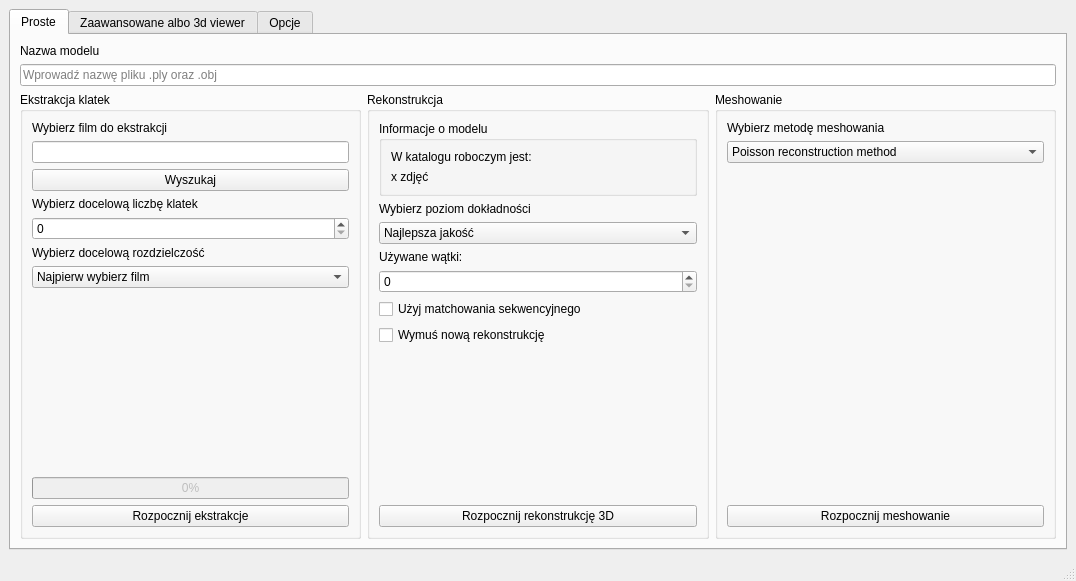
Before: the Qt Designer form form.ui in Arynski/Photogrammetry, drawn with Qt 5.
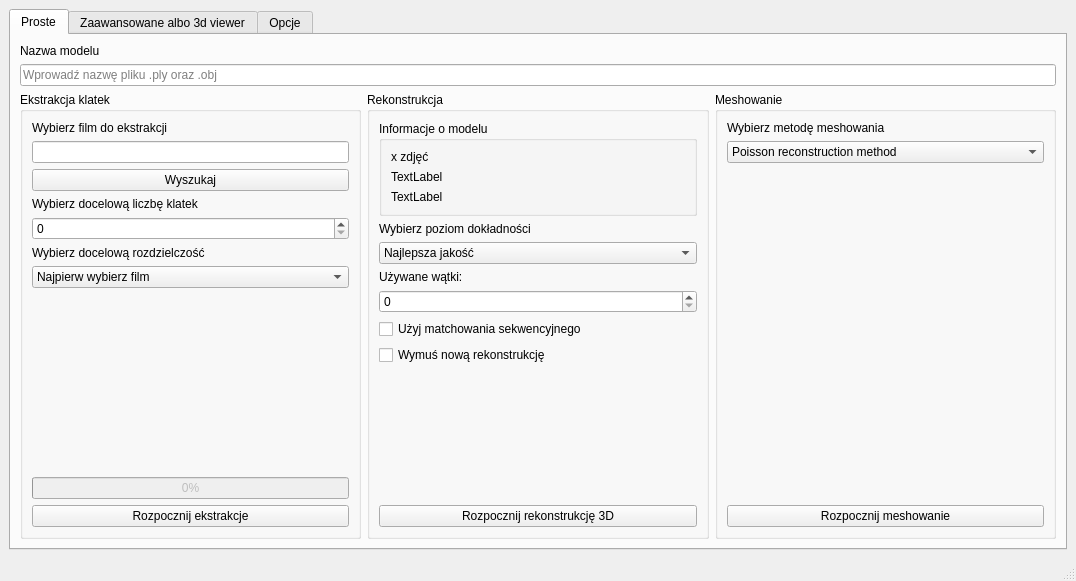
After: the same form once the commit is applied.

Commit message: poprawki colmap i pmvs

What changed in the file:
```diff
--- a/form.ui
+++ b/form.ui
@@ -211,7 +211,7 @@
                 <string>Informacje o modelu</string>
                </property>
                <layout class="QGridLayout" name="gridLayout_6">
-                <item row="1" column="0">
+                <item row="0" column="0">
                  <widget class="QLabel" name="rekonstrukcjaLabel2">
                   <property name="sizePolicy">
                    <sizepolicy hsizetype="Expanding" vsizetype="Maximum">
@@ -224,16 +224,17 @@
                   </property>
                  </widget>
                 </item>
-                <item row="0" column="0">
-                 <widget class="QLabel" name="rekonstrukcjaLabel1">
-                  <property name="sizePolicy">
-                   <sizepolicy hsizetype="Expanding" vsizetype="Maximum">
-                    <horstretch>0</horstretch>
-                    <verstretch>0</verstretch>
-                   </sizepolicy>
+                <item row="1" column="0">
+                 <widget class="QLabel" name="rekonstrukcjaAvgFeatureLabel">
+                  <property name="text">
+                   <string>TextLabel</string>
                   </property>
+                 </widget>
+                </item>
+                <item row="2" column="0">
+                 <widget class="QLabel" name="rekonstrukcjaPointsCount">
                   <property name="text">
-                   <string>W katalogu roboczym jest:</string>
+                   <string>TextLabel</string>
                   </property>
                  </widget>
                 </item>
```
The commit also changes 2 other files.
